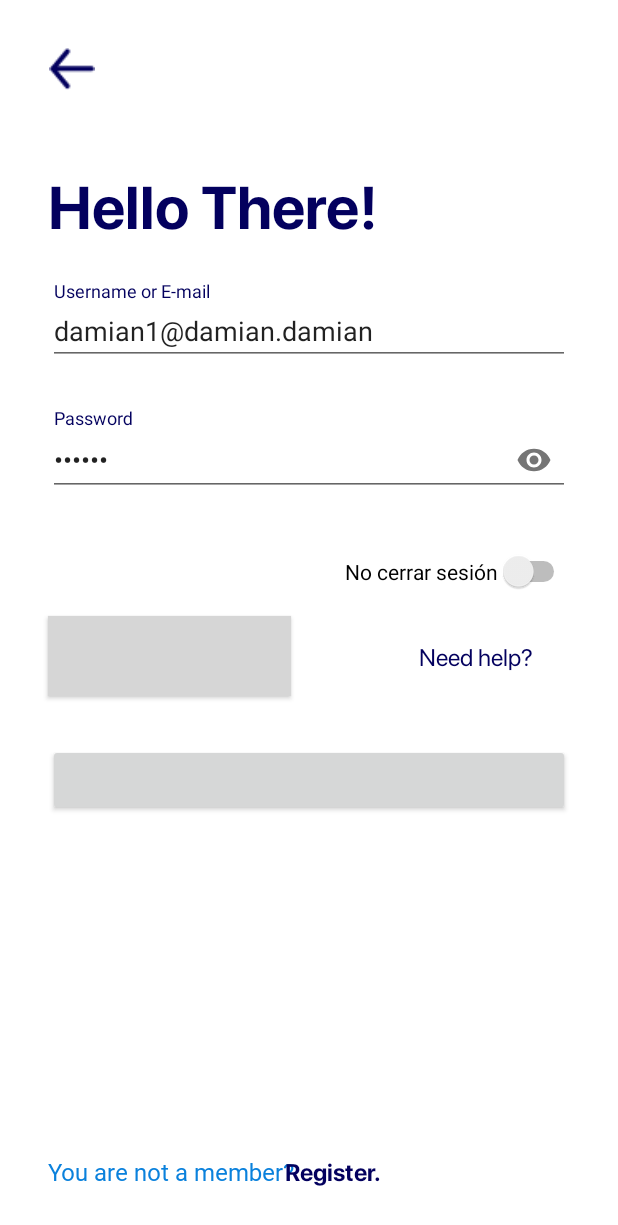
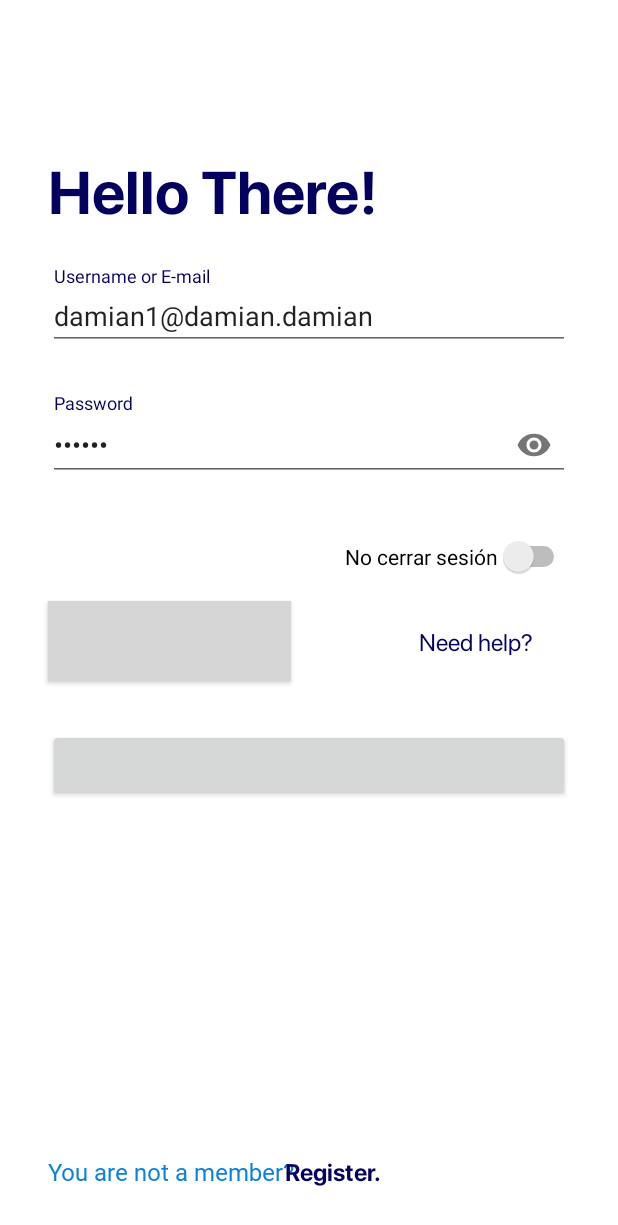
Before and after one commit to JDamianCabello/Agenda-de-estudio, an Android app: the screen it shows after launch (FragmentActivity), after a tap on "Login", on a phone screen of 412 x 824 dp. Shown: the top 1225 px of the screen. Run offline under Robolectric (Android 15) with nearby library versions, the phone set to English and light mode, and no system bars; libraries missing offline, so code that uses them is left out: com.facebook, com.facebook.login, com.ihsanbal.logging; plain views replace LoginButton; 5 statements that could not run were skipped; grey boxes are pictures that could not be loaded.

Commit message:
Entrega 7

```diff
--- a/app/src/main/java/es/jdamiancabello/agendadeestudio/data/DAO/SubjectDAO.java
+++ b/app/src/main/java/es/jdamiancabello/agendadeestudio/data/DAO/SubjectDAO.java
@@ -1,4 +1,6 @@
 package es.jdamiancabello.agendadeestudio.data.DAO;
+
+import android.util.Log;
 
 import java.util.List;
 
@@ -22,13 +24,15 @@ public class SubjectDAO {
             @Override
             public void onResponse(Call<SubjectListResponse> call, Response<SubjectListResponse> response) {
                 if(response.isSuccessful()) {
+                    Log.d("OK","ESTA OK");
                     responseSubject.onSucess(response.body().getSubjects());
+
                 }
             }
 
             @Override
             public void onFailure(Call<SubjectListResponse> call, Throwable t) {
-
+                Log.d("OK","ESTA MAL");
             }
         });
     }
--- /dev/null
+++ b/app/src/main/java/es/jdamiancabello/agendadeestudio/data/DAO/UserDAO.java
@@ -0,0 +1,4 @@
+package es.jdamiancabello.agendadeestudio.data.DAO;
+
+public class UserDAO {
+}
--- a/app/src/main/java/es/jdamiancabello/agendadeestudio/data/Network/ApiCalls.java
+++ b/app/src/main/java/es/jdamiancabello/agendadeestudio/data/Network/ApiCalls.java
@@ -35,7 +35,4 @@ public interface ApiCalls {
             @Field("subject_name") String subject_name,
             @Field("estate_priority") int estate_priority
     );
-
-
-
 }
--- a/app/src/main/java/es/jdamiancabello/agendadeestudio/data/adapter/StudyOrganicerAdapter.java
+++ b/app/src/main/java/es/jdamiancabello/agendadeestudio/data/adapter/StudyOrganicerAdapter.java
@@ -92,7 +92,12 @@ public class StudyOrganicerAdapter extends RecyclerView.Adapter<StudyOrganicerAd
         Collections.sort(studyOrganicerList, comparator) ;
     }
 
+
     public void sortByName() {
+        studyOrganicerList.sort(new StudyOrganicer.SubjectSort());
+    }
+
+    public void sortByID() {
         studyOrganicerList.sort(new StudyOrganicer.IdSort());
     }
 
--- a/app/src/main/java/es/jdamiancabello/agendadeestudio/data/model/StudyOrganicer.java
+++ b/app/src/main/java/es/jdamiancabello/agendadeestudio/data/model/StudyOrganicer.java
@@ -134,11 +134,11 @@ public class StudyOrganicer implements Parcelable {
         }
     }
 
-    public static class stateSort implements Comparator<StudyOrganicer> {
+    public static class SubjectSort implements Comparator<StudyOrganicer> {
 
         @Override
         public int compare(StudyOrganicer o1, StudyOrganicer o2) {
-            return 0;
+            return o1.getSubject().getSubject_name().compareToIgnoreCase(o2.getSubject().getSubject_name());
         }
     }
 
--- a/app/src/main/java/es/jdamiancabello/agendadeestudio/ui/login/LoginFragment.java
+++ b/app/src/main/java/es/jdamiancabello/agendadeestudio/ui/login/LoginFragment.java
@@ -37,7 +37,6 @@ import java.util.Arrays;
 import es.jdamiancabello.agendadeestudio.R;
 
 public class LoginFragment extends Fragment implements LoginContract.View{
-    private ImageView ivBack;
     private TextView tvRegister;
     private TextView tvHelp;
     private Button register_btLogin;
@@ -115,13 +114,6 @@ public class LoginFragment extends Fragment implements LoginContract.View{
             }
         });
 
-        ivBack = view.findViewById(R.id.ivBack);
-        ivBack.setOnClickListener(new View.OnClickListener() {
-            @Override
-            public void onClick(View v) {
-                getFragmentManager().popBackStack();
-            }
-        });
 
         tvRegister = view.findViewById(R.id.tvRegister);
         tvRegister.setOnClickListener(new View.OnClickListener() {
--- a/app/src/main/java/es/jdamiancabello/agendadeestudio/ui/studyorganicer/StudyOrganicerManageView.java
+++ b/app/src/main/java/es/jdamiancabello/agendadeestudio/ui/studyorganicer/StudyOrganicerManageView.java
@@ -6,6 +6,7 @@ import android.os.Bundle;
 
 import androidx.annotation.NonNull;
 import androidx.annotation.Nullable;
+import androidx.appcompat.app.AppCompatActivity;
 import androidx.fragment.app.Fragment;
 
 import android.view.LayoutInflater;
@@ -103,6 +104,9 @@ public class StudyOrganicerManageView extends Fragment implements StudyOrganicer
                 }
             }
         });
+
+        ((AppCompatActivity)getActivity()).getSupportActionBar().hide();
+
     }
 
     private int quantifierPosition(String s) {
--- a/app/src/main/java/es/jdamiancabello/agendadeestudio/ui/studyorganicer/StudyOrganicerView.java
+++ b/app/src/main/java/es/jdamiancabello/agendadeestudio/ui/studyorganicer/StudyOrganicerView.java
@@ -70,11 +70,14 @@ public class StudyOrganicerView extends Fragment implements StudyOrganicerListCo
     @Override
     public boolean onOptionsItemSelected(@NonNull MenuItem item) {
         switch (item.getItemId()){
+            case R.id.contextmenu_orderID:
+                adapter.sortByID();
+                break;
             case R.id.contextmenu_orderName:
                 adapter.sortByName();
-                break;
         }
 
+        adapter.notifyDataSetChanged();
         return super.onOptionsItemSelected(item);
     }
 
--- a/app/src/main/java/es/jdamiancabello/agendadeestudio/ui/subjets/SubjectManagerFragment.java
+++ b/app/src/main/java/es/jdamiancabello/agendadeestudio/ui/subjets/SubjectManagerFragment.java
@@ -6,6 +6,7 @@ import android.os.Bundle;
 
 import androidx.annotation.NonNull;
 import androidx.annotation.Nullable;
+import androidx.appcompat.app.AppCompatActivity;
 import androidx.fragment.app.Fragment;
 
 import android.view.LayoutInflater;
@@ -61,6 +62,9 @@ public class SubjectManagerFragment extends Fragment implements SubjectManagerCo
             }
         });
 
+        ((AppCompatActivity)getActivity()).getSupportActionBar().hide();
+
+
     }
 
     @Override
--- a/app/src/main/res/layout/activity_login.xml
+++ b/app/src/main/res/layout/activity_login.xml
@@ -12,28 +12,18 @@
         android:layout_width="match_parent"
         android:layout_height="wrap_content">
 
-        <ImageView
-            android:id="@+id/ivBack"
-            android:layout_width="32dp"
-            android:layout_height="28dp"
-            android:layout_marginStart="32dp"
-            android:layout_marginTop="32dp"
-            android:src="@drawable/back_button_arrow"
-            app:layout_constraintBottom_toTopOf="@+id/textView7"
-            app:layout_constraintStart_toStartOf="parent"
-            app:layout_constraintTop_toTopOf="parent" />
-
         <TextView
             android:id="@+id/textView7"
             android:layout_width="wrap_content"
             android:layout_height="wrap_content"
-            android:layout_marginTop="50dp"
+            android:layout_marginStart="32dp"
+            android:layout_marginTop="100dp"
             android:fontFamily="@font/bold"
             android:text="Hello There!"
             android:textColor="@color/colorPrimaryDark"
             android:textSize="40sp"
-            app:layout_constraintStart_toStartOf="@+id/ivBack"
-            app:layout_constraintTop_toBottomOf="@+id/ivBack" />
+            app:layout_constraintStart_toStartOf="parent"
+            app:layout_constraintTop_toTopOf="parent" />
 
         <com.google.android.material.textfield.TextInputLayout
             android:id="@+id/login_tilEmail"
--- a/app/src/main/res/menu/context_menu_listorder.xml
+++ b/app/src/main/res/menu/context_menu_listorder.xml
@@ -3,5 +3,8 @@
 
     <item
         android:id="@+id/contextmenu_orderName"
-        android:title="order by subject_name" />
+        android:title="order by name" />
+    <item
+        android:id="@+id/contextmenu_orderID"
+        android:title="order by id" />
 </menu>
```
Also changed, not shown: app/src/main/java/es/jdamiancabello/agendadeestudio/ui/settings/SettingsFragment.java (added, +61 -0 lines), app/src/main/java/es/jdamiancabello/agendadeestudio/ui/subjets/SubjectListFragment.java (+10 -2 lines), app/src/main/res/layout/fragment_settings.xml (added, +14 -0 lines).
